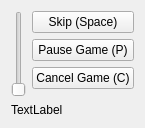
The window that ui/player.ui (tdauth/gustavsfairyland) describes before a commit, drawn with Qt 5.
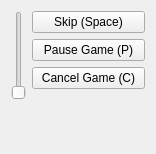
The same window after the commit.

Commit message: Real randomness, improved resizing performance, fixed full screen on Windows, full screen option

```diff
--- a/ui/player.ui
+++ b/ui/player.ui
@@ -6,12 +6,12 @@
    <rect>
     <x>0</x>
     <y>0</y>
-    <width>137</width>
-    <height>128</height>
+    <width>156</width>
+    <height>154</height>
    </rect>
   </property>
   <property name="sizePolicy">
-   <sizepolicy hsizetype="Maximum" vsizetype="Maximum">
+   <sizepolicy hsizetype="Expanding" vsizetype="Expanding">
     <horstretch>0</horstretch>
     <verstretch>0</verstretch>
    </sizepolicy>
@@ -43,6 +43,12 @@
        </property>
        <item>
         <widget class="QPushButton" name="skipPushButton">
+         <property name="sizePolicy">
+          <sizepolicy hsizetype="Preferred" vsizetype="Fixed">
+           <horstretch>0</horstretch>
+           <verstretch>0</verstretch>
+          </sizepolicy>
+         </property>
          <property name="text">
           <string>Skip (Space)</string>
          </property>
@@ -53,6 +59,12 @@
        </item>
        <item>
         <widget class="QPushButton" name="pausePushButton">
+         <property name="sizePolicy">
+          <sizepolicy hsizetype="Preferred" vsizetype="Fixed">
+           <horstretch>0</horstretch>
+           <verstretch>0</verstretch>
+          </sizepolicy>
+         </property>
          <property name="text">
           <string>Pause Game (P)</string>
          </property>
@@ -63,6 +75,12 @@
        </item>
        <item>
         <widget class="QPushButton" name="cancelPushButton">
+         <property name="sizePolicy">
+          <sizepolicy hsizetype="Preferred" vsizetype="Fixed">
+           <horstretch>0</horstretch>
+           <verstretch>0</verstretch>
+          </sizepolicy>
+         </property>
          <property name="text">
           <string>Cancel Game (C)</string>
          </property>
@@ -90,8 +108,13 @@
    </item>
    <item>
     <widget class="QLabel" name="descriptionLabel">
+     <property name="font">
+      <font>
+       <pointsize>24</pointsize>
+      </font>
+     </property>
      <property name="text">
-      <string>TextLabel</string>
+      <string/>
      </property>
     </widget>
    </item>
```
The commit also changes 7 other files.
